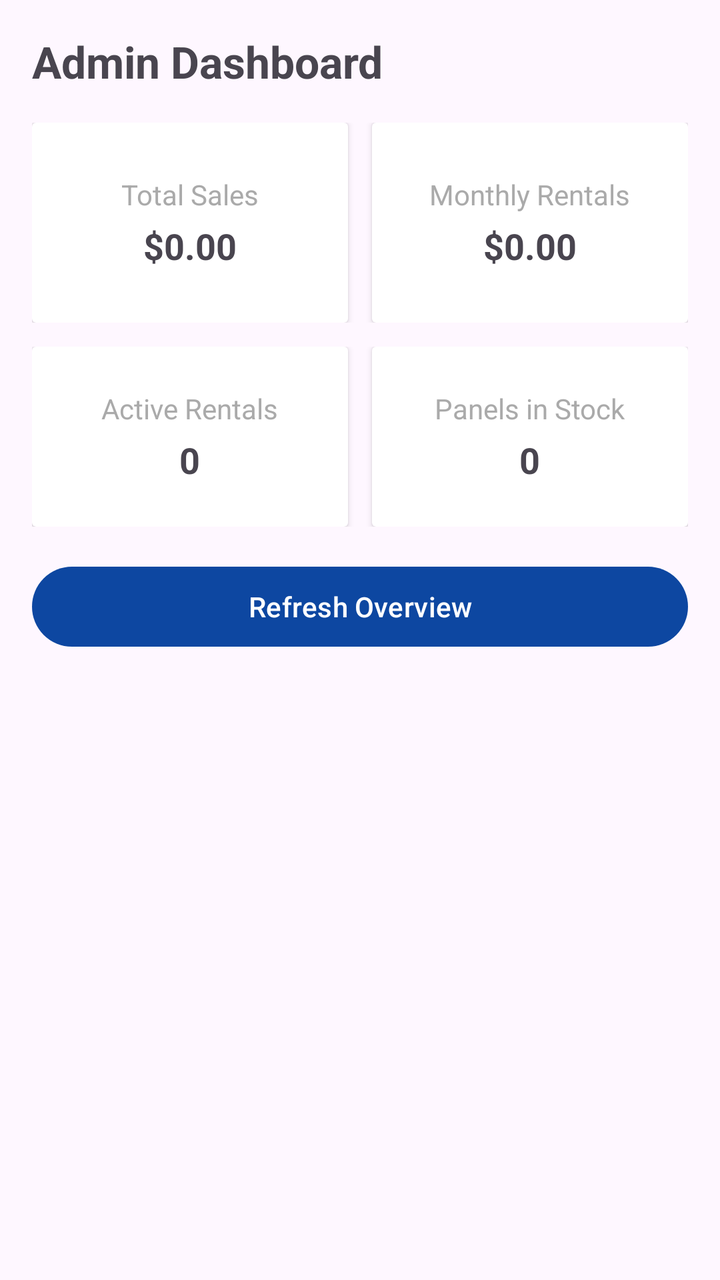
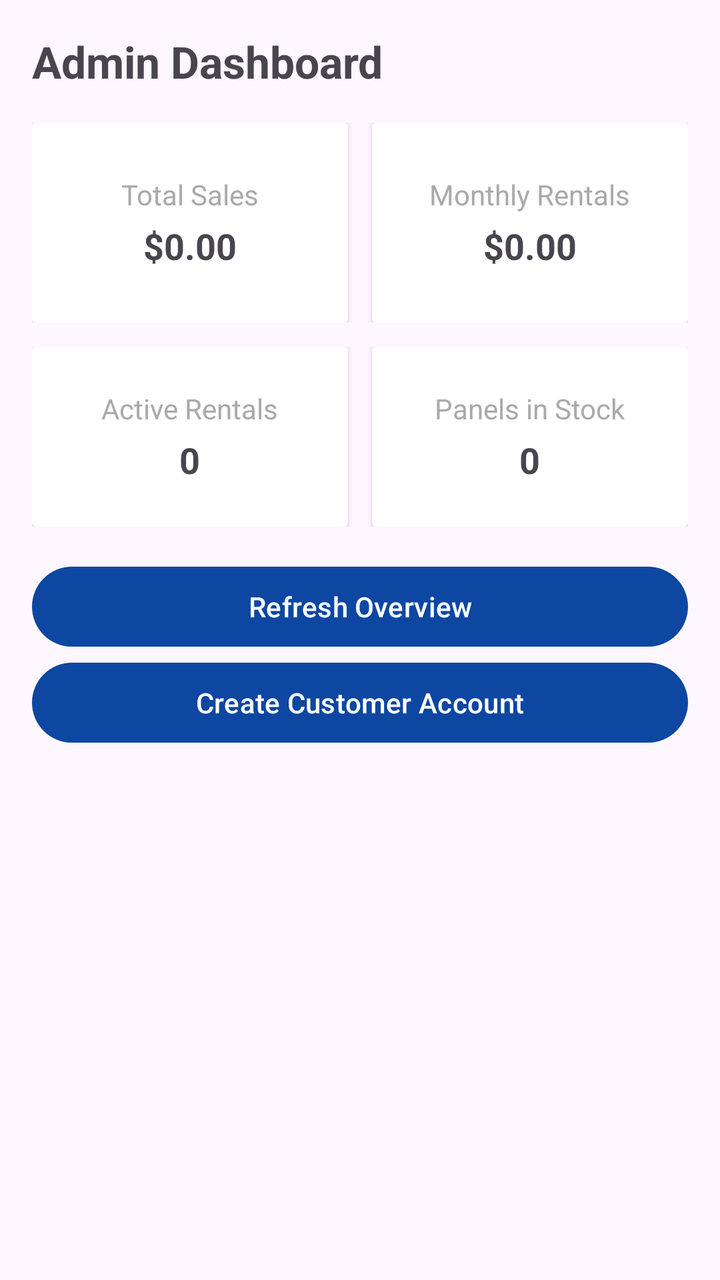

The first picture is an Android layout as it rendered before a commit; the second is the same layout after the commit. The layout source and the unified diff follow.
<!-- AndroidManifest.xml: application theme Theme.SecureAFenceAdministrator -->
<!-- res/layout/fragment_dashboard.xml -->
<?xml version="1.0" encoding="utf-8"?>
<ScrollView xmlns:android="http://schemas.android.com/apk/res/android"
    android:layout_width="match_parent"
    android:layout_height="match_parent"
    android:padding="16dp">

    <LinearLayout
        android:layout_width="match_parent"
        android:layout_height="wrap_content"
        android:orientation="vertical">

        <TextView
            android:layout_width="wrap_content"
            android:layout_height="wrap_content"
            android:text="Admin Dashboard"
            android:textSize="22sp"
            android:textStyle="bold"
            android:layout_marginBottom="16dp"/>

        <LinearLayout
            android:layout_width="match_parent"
            android:layout_height="wrap_content"
            android:orientation="horizontal"
            android:weightSum="2"
            android:layout_marginBottom="12dp">

            <androidx.cardview.widget.CardView
                android:layout_width="0dp"
                android:layout_height="100dp"
                android:layout_weight="1"
                android:layout_marginEnd="6dp"
                android:elevation="4dp">
                <LinearLayout
                    android:layout_width="match_parent"
                    android:layout_height="match_parent"
                    android:orientation="vertical"
                    android:gravity="center"
                    android:padding="8dp">
                    <TextView
                        android:layout_width="wrap_content"
                        android:layout_height="wrap_content"
                        android:text="Total Sales"
                        android:textSize="14sp"
                        android:textColor="@android:color/darker_gray"/>
                    <TextView
                        android:id="@+id/tvSalesRevenue"
                        android:layout_width="wrap_content"
                        android:layout_height="wrap_content"
                        android:text="$0.00"
                        android:textSize="18sp"
                        android:textStyle="bold"
                        android:layout_marginTop="4dp"/>
                </LinearLayout>
            </androidx.cardview.widget.CardView>

            <androidx.cardview.widget.CardView
                android:layout_width="0dp"
                android:layout_height="100dp"
                android:layout_weight="1"
                android:layout_marginStart="6dp"
                android:elevation="4dp">
                <LinearLayout
                    android:layout_width="match_parent"
                    android:layout_height="match_parent"
                    android:orientation="vertical"
                    android:gravity="center"
                    android:padding="8dp">
                    <TextView
                        android:layout_width="wrap_content"
                        android:layout_height="wrap_content"
                        android:text="Monthly Rentals"
                        android:textSize="14sp"
                        android:textColor="@android:color/darker_gray"/>
                    <TextView
                        android:id="@+id/tvMonthlyRental"
                        android:layout_width="wrap_content"
                        android:layout_height="wrap_content"
                        android:text="$0.00"
                        android:textSize="18sp"
                        android:textStyle="bold"
                        android:layout_marginTop="4dp"/>
                </LinearLayout>
            </androidx.cardview.widget.CardView>

        </LinearLayout>

        <LinearLayout
            android:layout_width="match_parent"
            android:layout_height="wrap_content"
            android:orientation="horizontal"
            android:weightSum="2"
            android:layout_marginBottom="16dp">

            <androidx.cardview.widget.CardView
                android:layout_width="0dp"
                android:layout_height="90dp"
                android:layout_weight="1"
                android:layout_marginEnd="6dp"
                android:elevation="4dp">
                <LinearLayout
                    android:layout_width="match_parent"
                    android:layout_height="match_parent"
                    android:orientation="vertical"
                    android:gravity="center"
                    android:padding="8dp">
                    <TextView
                        android:layout_width="wrap_content"
                        android:layout_height="wrap_content"
                        android:text="Active Rentals"
                        android:textSize="14sp"
                        android:textColor="@android:color/darker_gray"/>
                    <TextView
                        android:id="@+id/tvActiveRentals"
                        android:layout_width="wrap_content"
                        android:layout_height="wrap_content"
                        android:text="0"
                        android:textSize="18sp"
                        android:textStyle="bold"
                        android:layout_marginTop="4dp"/>
                </LinearLayout>
            </androidx.cardview.widget.CardView>

            <androidx.cardview.widget.CardView
                android:layout_width="0dp"
                android:layout_height="90dp"
                android:layout_weight="1"
                android:layout_marginStart="6dp"
                android:elevation="4dp">
                <LinearLayout
                    android:layout_width="match_parent"
                    android:layout_height="match_parent"
                    android:orientation="vertical"
                    android:gravity="center"
                    android:padding="8dp">
                    <TextView
                        android:layout_width="wrap_content"
                        android:layout_height="wrap_content"
                        android:text="Panels in Stock"
                        android:textSize="14sp"
                        android:textColor="@android:color/darker_gray"/>
                    <TextView
                        android:id="@+id/tvStock"
                        android:layout_width="wrap_content"
                        android:layout_height="wrap_content"
                        android:text="0"
                        android:textSize="18sp"
                        android:textStyle="bold"
                        android:layout_marginTop="4dp"/>
                </LinearLayout>
            </androidx.cardview.widget.CardView>

        </LinearLayout>

        <Button
            android:id="@+id/btnRefresh"
            android:layout_width="match_parent"
            android:layout_height="wrap_content"
            android:text="Refresh Overview"/>

    </LinearLayout>
</ScrollView>
<!-- resources referenced by this layout -->
<resources>
  <style name="Theme.SecureAFenceAdministrator" parent="Theme.Material3.DayNight.NoActionBar">
          <item name="colorPrimary">@color/primary_blue</item>
          <item name="android:textColorPrimary">@color/text_dark</item>
      </style>
  <color name="primary_blue">#FF0D47A1</color>
  <color name="text_dark">#FF212121</color>
</resources>

<!-- the commit's change to res/layout/fragment_dashboard.xml (unified diff, before → after) -->
@@ -157,5 +157,11 @@
             android:layout_height="wrap_content"
             android:text="Refresh Overview"/>
 
+        <Button
+            android:id="@+id/btnCreateCustomer"
+            android:layout_width="match_parent"
+            android:layout_height="wrap_content"
+            android:text="Create Customer Account"/>
+
     </LinearLayout>
 </ScrollView>
